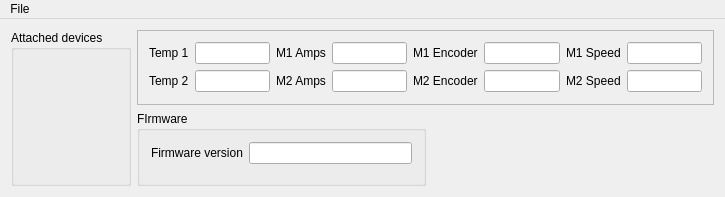
lsolanka/roboclaw, file ui/roboclaw_ui/roboclawmain.ui: the form before one commit.
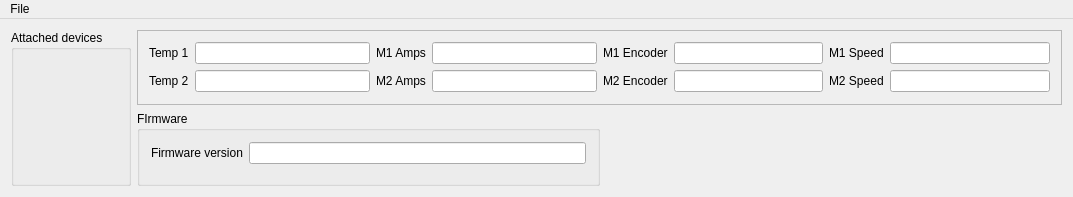
The form after the commit.

Commit message: read a few serial values in the test UI

```diff
--- a/ui/roboclaw_ui/roboclawmain.ui
+++ b/ui/roboclaw_ui/roboclawmain.ui
@@ -9,7 +9,7 @@
    <rect>
     <x>0</x>
     <y>0</y>
-    <width>725</width>
+    <width>1073</width>
     <height>197</height>
    </rect>
   </property>
@@ -226,7 +226,7 @@
     <rect>
      <x>0</x>
      <y>0</y>
-     <width>725</width>
+     <width>1073</width>
      <height>22</height>
     </rect>
    </property>
```
Left out of the diff: 6 changed lines with no effect on the pictures. The commit also changes 6 other files.
